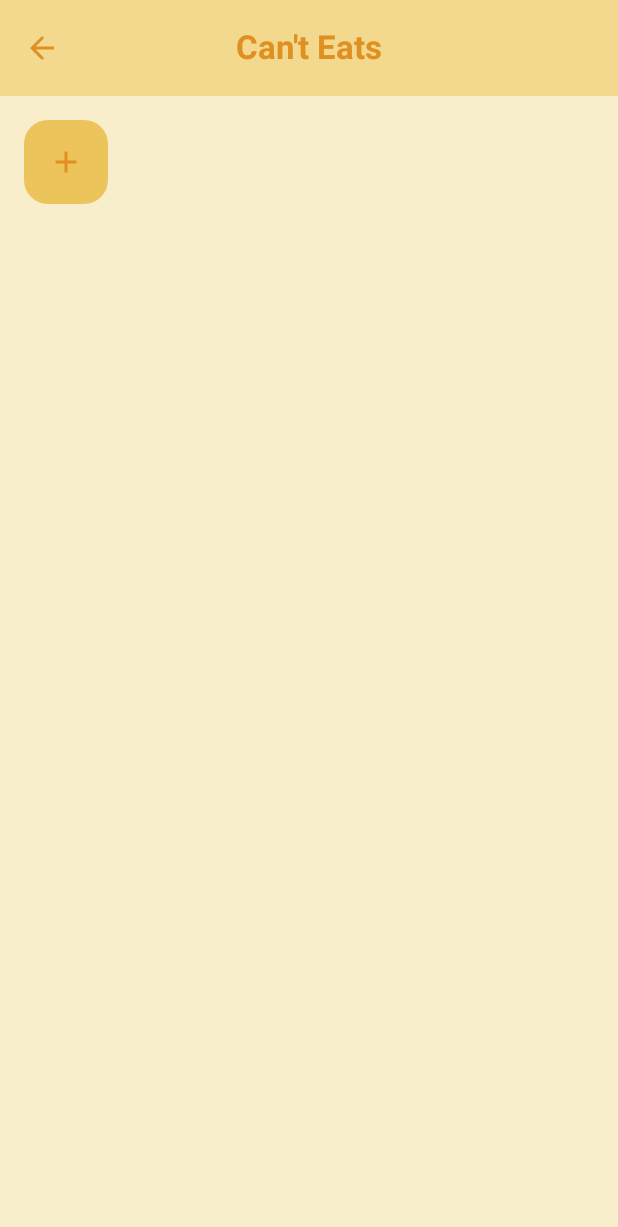
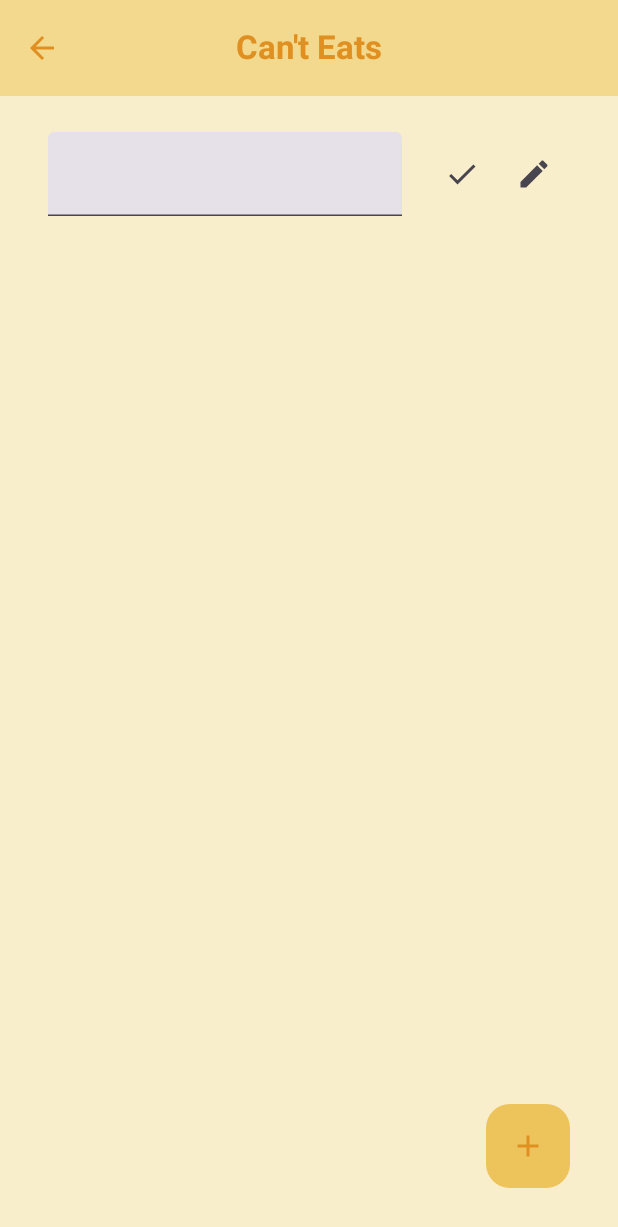
Before and after one commit to JochenVanSeveren/JochensNextDinner, an Android app built with Jetpack Compose: the composable JochensNextDinnerApp shown on its own in the app's theme, after a tap on "CantEat", on a phone screen of 412 x 824 dp. Shown: the top 1227 px of the screen. Run offline under Robolectric (Android 15) with nearby library versions, the phone set to English and light mode, and no system bars; our stand-ins replace accompanist; network calls fail.

Commit message:
Lower scope of floating action button

```diff
--- a/app/src/main/java/be/hogent/jochensnextdinner/ui/canteats/CantEatScreen.kt
+++ b/app/src/main/java/be/hogent/jochensnextdinner/ui/canteats/CantEatScreen.kt
@@ -1,3 +1,6 @@
+import android.annotation.SuppressLint
+import android.content.ContentValues.TAG
+import android.util.Log
 import androidx.compose.foundation.layout.Box
 import androidx.compose.foundation.layout.Column
 import androidx.compose.foundation.lazy.LazyColumn
@@ -10,14 +13,15 @@ import androidx.compose.material3.FloatingActionButton
 import androidx.compose.material3.FloatingActionButtonDefaults
 import androidx.compose.material3.Icon
 import androidx.compose.material3.MaterialTheme
+import androidx.compose.material3.Scaffold
 import androidx.compose.material3.Text
 import androidx.compose.runtime.Composable
 import androidx.compose.runtime.collectAsState
 import androidx.compose.runtime.getValue
 import androidx.compose.runtime.mutableStateOf
 import androidx.compose.runtime.remember
-import androidx.compose.ui.Alignment
 import androidx.compose.ui.Modifier
+import androidx.lifecycle.viewModelScope
 import androidx.lifecycle.viewmodel.compose.viewModel
 import be.hogent.jochensnextdinner.model.CantEat
 import be.hogent.jochensnextdinner.ui.canteats.CantEatApiState
@@ -25,27 +29,46 @@ import be.hogent.jochensnextdinner.ui.canteats.CantEatViewModel
 import be.hogent.jochensnextdinner.ui.components.CantEatListItem
 import com.google.accompanist.swiperefresh.SwipeRefresh
 import com.google.accompanist.swiperefresh.rememberSwipeRefreshState
+import kotlinx.coroutines.launch
 
 
+@SuppressLint("UnusedMaterial3ScaffoldPaddingParameter")
 @Composable
 fun CantEatScreen(
-    modifier: Modifier = Modifier,
     cantEatViewModel: CantEatViewModel = viewModel(factory = CantEatViewModel.Factory),
 ) {
     val cantEatListState by cantEatViewModel.uiListState.collectAsState()
     val isRefreshing = remember { mutableStateOf(false) }
     val cantEatApiState = cantEatViewModel.cantEatApiState
-    val listState = rememberLazyListState()
+    val lazyListState = rememberLazyListState()
 
+    Scaffold(floatingActionButton = {
+        FloatingActionButton(
+            onClick = {
+//                cantEatViewModel.viewModelScope.launch {
+//                    lazyListState.animateScrollToItem(0)
+//                }
+                cantEatViewModel.toggleAddNew()
+            },
+            containerColor = MaterialTheme.colorScheme.primary,
+            elevation = FloatingActionButtonDefaults.bottomAppBarFabElevation()
+        ) {
+            Icon(
+                Icons.Filled.Add,
+                "Add button",
+                tint = MaterialTheme.colorScheme.onPrimary
+            )
+        }
+    }) {
         SwipeRefresh(
             state = rememberSwipeRefreshState(isRefreshing = isRefreshing.value),
             onRefresh = {
                 isRefreshing.value = true
-            cantEatViewModel.refresh();
+                cantEatViewModel.refresh()
                 isRefreshing.value = false
             }
         ) {
-        Box(modifier = modifier) {
+            Box{
                 when (cantEatApiState) {
                     is CantEatApiState.Loading -> Text("Loading...")
                     is CantEatApiState.Error -> {
@@ -60,13 +83,18 @@ fun CantEatScreen(
                     }
 
                     is CantEatApiState.Success -> {
-                    LazyColumn(state = listState) {
+                        Log.i(TAG, "CantEatScreen: ${cantEatViewModel.uiState.value.isAddingVisible}")
+                        LazyColumn(state = lazyListState) {
                             item {
-                            if (cantEatListState.cantEatList.isEmpty() && cantEatViewModel.addNewVisible) {
+                                if (cantEatListState.cantEatList.isEmpty() && cantEatViewModel.uiState.value.isAddingVisible) {
                                     CantEatListItem(
                                         cantEat = CantEat(name = ""),
                                         onSave = { cantEat -> cantEatViewModel.saveCantEat(cantEat) },
-                                    onDelete = { cantEat -> cantEatViewModel.deleteCantEat(cantEat) },
+                                        onDelete = { cantEat ->
+                                            cantEatViewModel.deleteCantEat(
+                                                cantEat
+                                            )
+                                        },
                                     )
                                 }
                             }
@@ -81,24 +109,9 @@ fun CantEatScreen(
 
                     }
                 }
-            FloatingActionButton(
-                onClick = {
-//                TODO:
-//                listState.animateScrollToItem(0)
-                    cantEatViewModel.toggleAddNew()
-                },
-                modifier = Modifier.align(Alignment.BottomEnd),
-                containerColor = MaterialTheme.colorScheme.primary,
-                elevation = FloatingActionButtonDefaults.bottomAppBarFabElevation()
-            ) {
-                Icon(
-                    Icons.Filled.Add,
-                    "Add button",
-                    tint = MaterialTheme.colorScheme.onPrimary
-                )
-            }
-        }
 
             }
 
         }
+    }
+}
--- a/app/src/main/java/be/hogent/jochensnextdinner/ui/canteats/CantEatViewModel.kt
+++ b/app/src/main/java/be/hogent/jochensnextdinner/ui/canteats/CantEatViewModel.kt
@@ -18,7 +18,6 @@ import kotlinx.coroutines.flow.MutableStateFlow
 import kotlinx.coroutines.flow.SharingStarted
 import kotlinx.coroutines.flow.StateFlow
 import kotlinx.coroutines.flow.asStateFlow
-import kotlinx.coroutines.flow.first
 import kotlinx.coroutines.flow.map
 import kotlinx.coroutines.flow.stateIn
 import kotlinx.coroutines.flow.update
@@ -36,10 +35,10 @@ class CantEatViewModel(private val cantEatRepository: CantEatRepository) : ViewM
 
     lateinit var wifiWorkerState: StateFlow<WorkerState>
 
-    val addNewVisible = uiState.value.isAddingVisible
-
     fun toggleAddNew() {
-        _uiState.update { it.copy(isAddingVisible = !it.isAddingVisible) }
+        _uiState.update {
+            it.copy(isAddingVisible = !_uiState.value.isAddingVisible)
+        }
     }
 
     init {
@@ -58,8 +57,6 @@ class CantEatViewModel(private val cantEatRepository: CantEatRepository) : ViewM
             }
         }
     }
-
-
 
 
     fun saveCantEat(cantEat: CantEat) {
```
Lines whose indentation alone changed are shown as unchanged.
